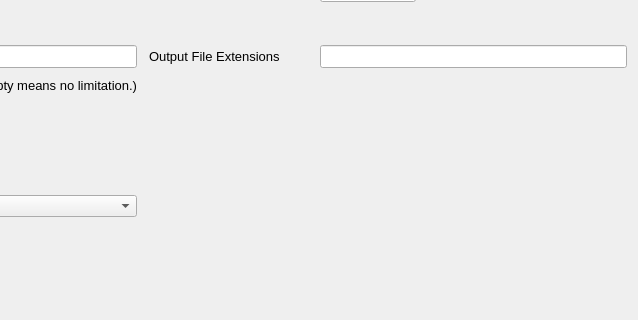
First picture: the form in src/forms/generalsettings.ui, repository Project-LemonLime/Project_LemonLime, before the edit; both pictures show x 338 to 976 and y 131 to 451 of the 976 by 451 pixel window.
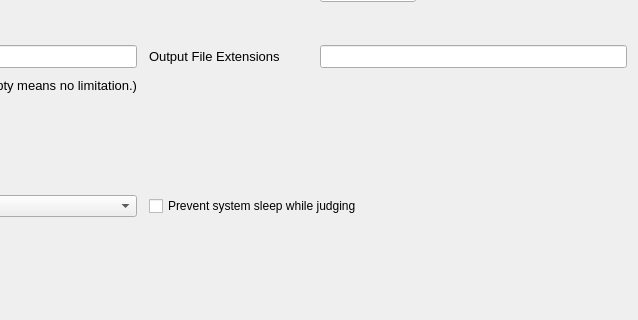
Second picture: the form after the edit.

Commit message:
feat(judging): prevent system sleep while judging
Add a default-enabled general setting and hold a system sleep request
until the last running judging task exits, including after cancellation.
Use Windows power requests, macOS IOKit assertions and Linux logind over
Qt DBus. Log acquisition failures and continue judging.

Add Windows coverage for nested requests and 100 repeated acquisitions.
All three CTest suites pass; the sleep request suite has four passes.
Linux and macOS implementations have been reviewed but not run locally.

Fixes #232

Diff of the .ui file:
```diff
--- a/src/forms/generalsettings.ui
+++ b/src/forms/generalsettings.ui
@@ -32,6 +32,13 @@
    <property name="verticalSpacing">
     <number>10</number>
    </property>
+   <item row="10" column="2" rowspan="2" colspan="2">
+    <widget class="QCheckBox" name="preventSleepWhileJudging">
+     <property name="text">
+      <string>Prevent system sleep while judging</string>
+     </property>
+    </widget>
+   </item>
    <item row="7" column="0">
     <widget class="QLabel" name="label_10">
      <property name="sizePolicy">
```
Left out of the diff: 1 changed line with no effect on the pictures. The commit also changes 14 other files.
